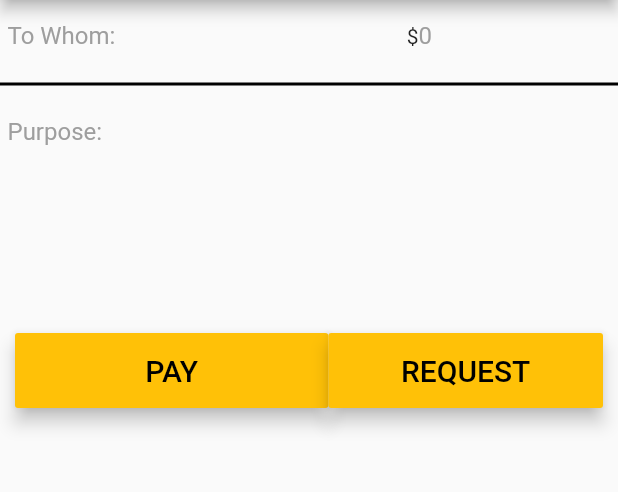
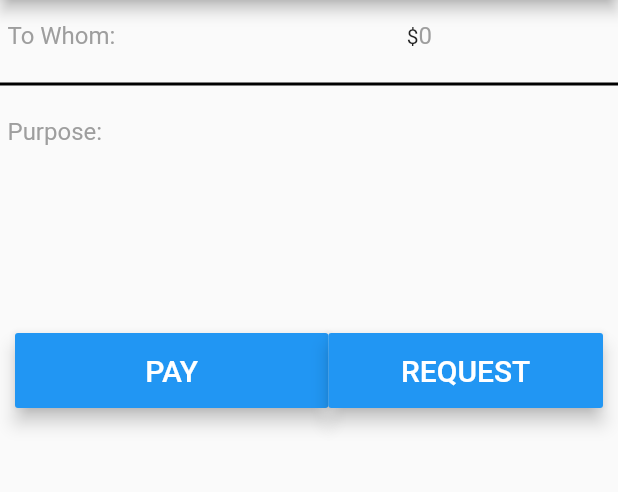
Before and after one commit to gotchoices/MyCHIPs, a Flutter app: the screen it shows after launch, in the side drawer, after a tap on "New Transaction", on a phone screen of 412 x 824 dp, the part 84-576 px from its top. Run offline on Flutter 3.47's test engine with Material 2 defaults, Android fonts, the phone set to English and light mode, and no system bars; our stand-ins replace date_format, faker; missing offline and left inert: qr_code_scanner, random_date; network calls fail.

Commit message:
transaction widget now appropriately pops-up with correct information, only pop-up is too tall

```diff
--- a/app/lib/transaction_page.dart
+++ b/app/lib/transaction_page.dart
@@ -1,7 +1,8 @@
 import 'package:flutter/material.dart';
 import 'package:flutter/services.dart';
+import 'main.dart';
 
-import 'main.dart';
+const BOTH = 'BOTH';
 
 class TransactionPage extends StatefulWidget {
   @override
@@ -15,15 +16,16 @@ class TransactionPageState extends State<TransactionPage> {
         appBar: AppBar(
           title: Text("MyCHIPs Transaction"),
         ),
-        body: buildPage(),
+        body: buildTransactionWidget(context, BOTH),
         drawer: MainDrawer()
     );
   }
+}
 
-  Widget buildPage() {
+  Widget buildTransactionWidget(context, transactionType, [friend = null]) {
     return Column(
         children: [
-          createPaymentTextFields(),
+          createPaymentTextFields(friend),
           Divider(
               thickness: 2,
               color: Colors.black
@@ -31,6 +33,7 @@ class TransactionPageState extends State<TransactionPage> {
           Container(
               child: Padding(
                 padding: EdgeInsets.only(bottom: 100, left: 5),
+                //TODO: Make the text in this textfield wrap
                 child: TextField(
                   decoration: InputDecoration(
                       border: InputBorder.none,
@@ -38,12 +41,43 @@ class TransactionPageState extends State<TransactionPage> {
                       hintStyle: TextStyle(color: Colors.grey)),
                   style: TextStyle(color: Colors.black),),)
           ),
-          createButtons()
+          createButtons(context, transactionType)
         ]);
   }
 
-  Widget createButtons() {
+  Widget createButtons(context, transactionType) {
+    if(transactionType == BOTH) {
     return Container(
+      child: Padding(
+        padding: EdgeInsets.all(10),
+          child: Row(
+            children: [
+              Expanded(
+                child: MaterialButton(
+                  onPressed: () {
+                    print("pressed 'pay'");},
+                  child: Text('PAY',
+                    style: TextStyle(fontSize: 20)),
+                  color: Colors.blue,
+                  textColor: Colors.white,
+                  elevation: 5,
+                  height: 50,
+                  minWidth: (MediaQuery.of(context).size.width) / 2.25)),
+              MaterialButton(
+                onPressed: () {
+                  print("pressed 'request'");},
+                child: Text('REQUEST',
+                  style: TextStyle(fontSize: 20)),
+                color: Colors.blue,
+                textColor: Colors.white,
+                elevation: 5,
+                height: 50,
+                minWidth: (MediaQuery.of(context).size.width) / 2.25)
+                ])
+        )
+    );
+    }
+    return Container (
       child: Padding(
         padding: EdgeInsets.all(10),
         child: Row(
@@ -52,30 +86,16 @@ class TransactionPageState extends State<TransactionPage> {
               flex: 1,
               child: MaterialButton(
               onPressed: () {
-                            print("pressed 'pay'");},
-                          child: Text('PAY',
-                              style: TextStyle(fontSize: 20)),
-                          color: Colors.amber,
-                          textColor: Colors.black,
+                print("pressed "+ transactionType);},
+              child: Text(transactionType, style: TextStyle(fontSize: 20)),
+              color: Colors.blue,
+              textColor: Colors.white,
               elevation: 5,
-                          height: 50,
-                          minWidth: (MediaQuery.of(context).size.width) / 2.25)),
-                  MaterialButton(
-                      onPressed: () {
-                        print("pressed 'request'");},
-                      child: Text('REQUEST',
-                          style: TextStyle(fontSize: 20)),
-                      color: Colors.amber,
-                      textColor: Colors.black,
-                      elevation: 5,
-                      height: 50,
-                      minWidth: (MediaQuery.of(context).size.width) / 2.25)
-                ])
-        )
-    );
+              // height:50
+              ))])));
   }
 
-  Widget createPaymentTextFields() {
+  Widget createPaymentTextFields(friend) {
     return Container(
         child: Padding(
             padding: EdgeInsets.only(left: 5),
@@ -84,7 +104,7 @@ class TransactionPageState extends State<TransactionPage> {
                 children: [
                   Expanded(
                       flex: 2,
-                      child: TextField(
+                      child: friend != null ? Text(friend): TextField(
                           onChanged: (input) {
                             searchTallies(input);},
                           decoration: InputDecoration(
@@ -113,4 +133,3 @@ class TransactionPageState extends State<TransactionPage> {
     //put logic to filter searched users here (probably the same as what's on the tally page)
     print(input);
   }
-}
--- a/app/pubspec.yaml
+++ b/app/pubspec.yaml
@@ -27,6 +27,7 @@ dependencies:
   faker: ^1.2.1
   random_date: ^0.0.5
   qr_code_scanner: ^0.0.13
+  rflutter_alert: ^1.1.0
 
   # The following adds the Cupertino Icons font to your application.
   # Use with the CupertinoIcons class for iOS style icons.
```
Also changed, not shown: app/lib/tally_page.dart (+21 -3 lines), app/pubspec.lock. Lines whose indentation alone changed are shown as unchanged.
